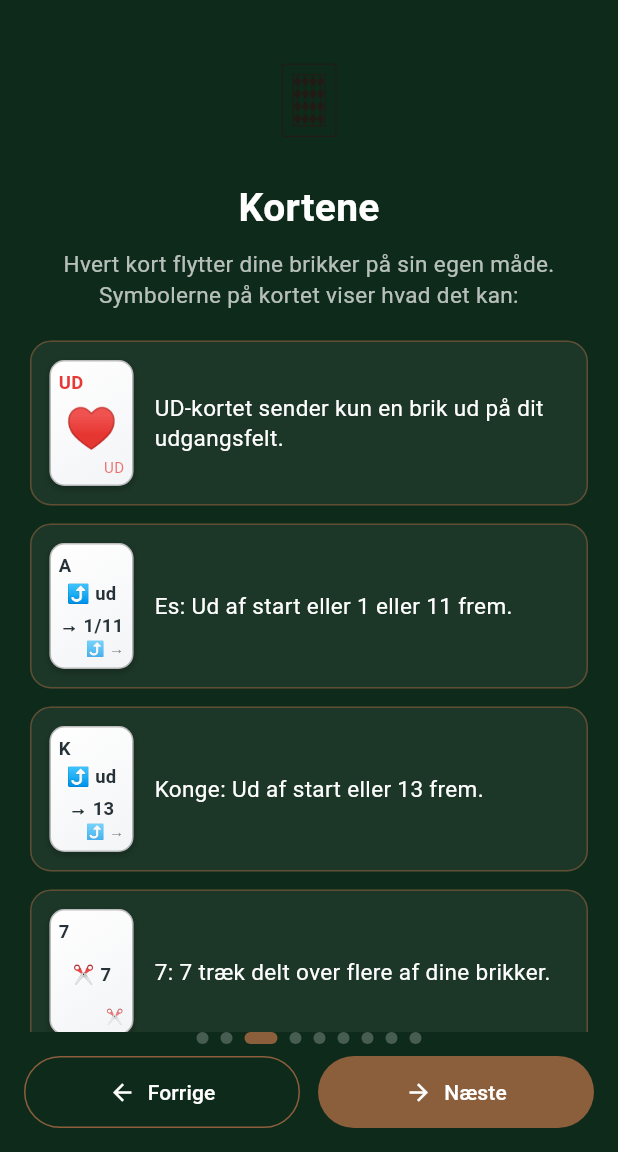
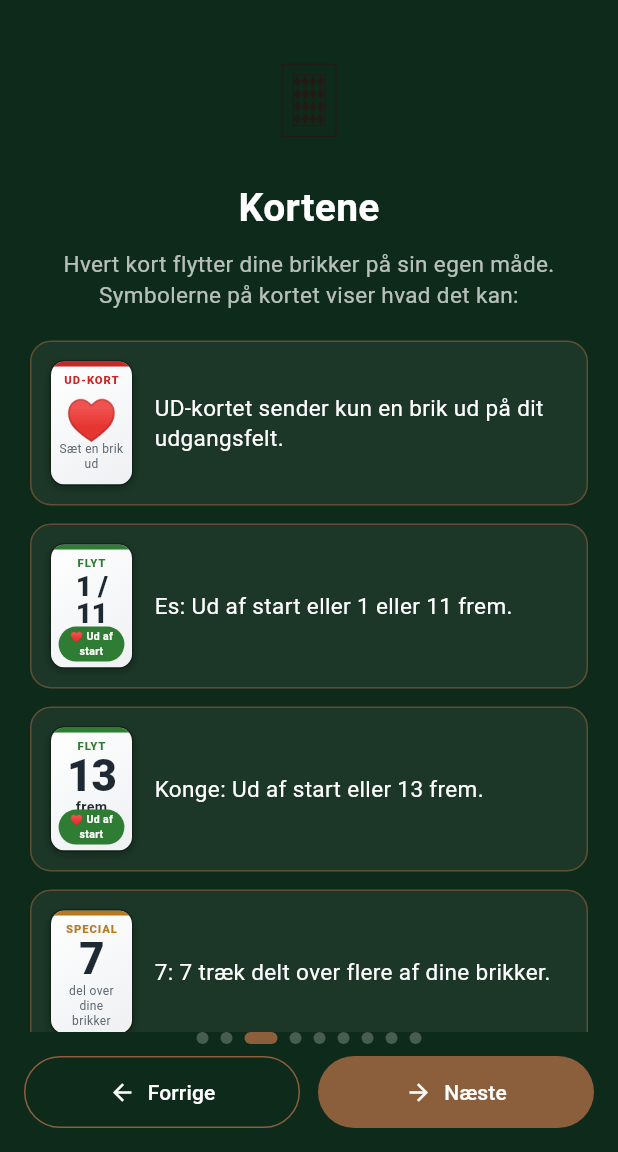
Before and after one commit to cvejleaa/Partners, a Flutter app: the TutorialScreen screen opened directly, swiped to page 3, on a phone screen of 412 x 824 dp, the part 84-1236 px from its top. Run offline on Flutter 3.47's test engine with Material 3 defaults, Android fonts, the phone set to English and light mode, and no system bars; our stand-ins replace cloud_firestore, firebase_auth, firebase_core, firebase_messaging, flutter_riverpod, shared_preferences; accounts and stored records are empty.

Commit message:
Nye kort (Forslag A): ingen pile/kulør, funktion i klar tekst, hjerte for ud
Kort-fladen er redesignet efter godkendt mockup:
- Ingen pile, ingen kulør, ingen A/K/Q/J — kun hvad kortet gør i spillet.
- Farvet type-bånd i toppen: grå=flyt, grøn=ud af start, gylden=special
  (7/byt), rød=UD-kort. Eyebrow-label + stort felt-tal + ord ("frem").
- "Ud af start" markeres med et HJERTE: UD-kortet har et stort rødt ♥, og
  Es/Konge har en grøn chip "♥ Ud af start".
- 4'eren: "frem eller tilbage". 7'eren: "del over dine brikker".
- Alt udledes fra den aktuelle CardRules-konfiguration (admin-ændringer
  slår igennem), ikke hardkodet.
- Meget små kort (sidst-spillet-thumbnail ~32px) får en kompakt udgave
  (bånd + tal/ikon) så intet overflyder.

Fjerner describeCard/CardCapability (kun brugt internt); CardView-API'et
er uændret, så alle kaldere virker videre.

Co-Authored-By: Claude Fable 5 <noreply@anthropic.com>
Claude-Session: https://claude.ai/code/session_01KuaYLp57SdPv8zZEYmmZFF

```diff
--- a/lib/ui/widgets/card_view.dart
+++ b/lib/ui/widgets/card_view.dart
@@ -3,35 +3,109 @@ import 'package:flutter/material.dart';
 import '../../game/card_rules.dart';
 import '../../models/playing_card.dart';
 
-/// En linje på kortet der viser én funktion (fx "→ 7").
-class CardCapability {
-  const CardCapability(this.glyph, this.text);
-  final String glyph;
-  final String text;
+/// Kort-typernes accentfarver (bånd i toppen).
+const Color _cMove = Color(0xFF334155); // flyt
+const Color _cStart = Color(0xFF2F7D34); // ud af start
+const Color _cSpecial = Color(0xFFB7791F); // 7 / byt
+const Color _cExit = Color(0xFFC62828); // UD-kort
+
+/// Hvad et kort viser — udledt fra de aktuelle regler (ikke hardkodet, så
+/// admin-ændringer slår igennem). Ingen pile, ingen kulør, ingen A/K/Q/J: kun
+/// hvad kortet gør i spillet. "Ud af start" markeres med et hjerte.
+class CardFace {
+  const CardFace({
+    required this.eyebrow,
+    required this.accent,
+    this.bigNumber,
+    this.icon,
+    this.unit,
+    this.sub,
+    this.startChip = false,
+    this.extraChip,
+  });
+
+  final String eyebrow;
+  final Color accent;
+  final String? bigNumber; // fx "4", "1 / 11", "13", "7"
+  final String? icon; // emoji når der ikke er et tal (UD, byt)
+  final String? unit; // fx "frem"
+  final String? sub; // fx "frem eller tilbage"
+  final bool startChip; // vis "♥ Ud af start"
+  final String? extraChip; // fx "Byt to brikker"
 }
 
-/// Udled hvad et kort kan, ud fra de aktuelle regler.
-List<CardCapability> describeCard(PlayingCard card, CardRules rules) {
+CardFace describeCardFace(PlayingCard card, CardRules rules) {
   if (card.isExit) {
-    return const <CardCapability>[CardCapability('♥', 'Ud')];
+    return const CardFace(
+      eyebrow: 'Ud-kort',
+      accent: _cExit,
+      icon: '♥',
+      sub: 'Sæt en brik ud',
+    );
   }
   final CardRuleConfig c = rules.forRank(card.rank!);
-  final out = <CardCapability>[];
-  if (c.exitStart) out.add(const CardCapability('⤴', 'ud'));
-  if (c.forwardSteps.isNotEmpty) {
-    out.add(CardCapability('→', c.forwardSteps.join('/')));
+  final bool hasForward = c.forwardSteps.isNotEmpty;
+  final String forwardText = c.forwardSteps.join(' / ');
+
+  // 7'er / split.
+  if (c.splitTotal != null) {
+    return CardFace(
+      eyebrow: 'Special',
+      accent: _cSpecial,
+      bigNumber: '${c.splitTotal}',
+      sub: 'del over dine brikker',
+      startChip: c.exitStart,
+      extraChip: c.swap ? 'Byt to brikker' : null,
+    );
   }
+
+  // Ud af start (Es/Konge): grøn accent + hjerte-chip.
+  if (c.exitStart) {
+    return CardFace(
+      eyebrow: 'Flyt',
+      accent: _cStart,
+      bigNumber: hasForward ? forwardText : null,
+      icon: hasForward ? null : '♥',
+      unit: hasForward ? 'frem' : null,
+      sub: hasForward ? null : 'ud af start',
+      startChip: true,
+      extraChip: c.swap ? 'Byt to brikker' : null,
+    );
+  }
+
+  // 4'er (frem eller tilbage).
   if (c.backwardSteps != null) {
-    // Eksplicit minus-tegn: "-4" i stedet for kun en pil — flere spillere
-    // overså at pilen betød baglæns.
-    out.add(CardCapability('←', '-${c.backwardSteps}'));
+    return CardFace(
+      eyebrow: 'Flyt',
+      accent: _cMove,
+      bigNumber: hasForward ? forwardText : '${c.backwardSteps}',
+      sub: 'frem eller tilbage',
+      extraChip: c.swap ? 'Byt to brikker' : null,
+    );
   }
-  if (c.splitTotal != null) {
-    out.add(CardCapability('✂', '${c.splitTotal}'));
+
+  // Almindelig fremad.
+  if (hasForward) {
+    return CardFace(
+      eyebrow: 'Flyt',
+      accent: _cMove,
+      bigNumber: forwardText,
+      unit: 'frem',
+      extraChip: c.swap ? 'Byt to brikker' : null,
+    );
   }
-  if (c.swap) out.add(const CardCapability('⇄', 'byt'));
-  if (out.isEmpty) out.add(const CardCapability('–', ''));
-  return out;
+
+  // Ren byt (fx en Knægt sat til byt).
+  if (c.swap) {
+    return const CardFace(
+      eyebrow: 'Special',
+      accent: _cSpecial,
+      icon: '🔁',
+      sub: 'byt to brikker',
+    );
+  }
+
+  return const CardFace(eyebrow: '—', accent: _cMove, sub: 'ingen effekt');
 }
 
 class CardView extends StatelessWidget {
@@ -55,10 +129,6 @@ class CardView extends StatelessWidget {
   @override
   Widget build(BuildContext context) {
     final double height = width * 1.5;
-    final bool exit = card.isExit;
-    final Color accent =
-        exit ? const Color(0xFFE53935) : (card.isRed ? const Color(0xFFD32F2F) : const Color(0xFF263238));
-
     return GestureDetector(
       onTap: onTap,
       child: AnimatedContainer(
@@ -67,17 +137,6 @@ class CardView extends StatelessWidget {
         height: height,
         margin: EdgeInsets.only(bottom: selected ? 14 : 0),
         decoration: BoxDecoration(
-          gradient: faceUp
-              ? const LinearGradient(
-                  begin: Alignment.topLeft,
-                  end: Alignment.bottomRight,
-                  colors: <Color>[Colors.white, Color(0xFFF3F4F6)],
-                )
-              : const LinearGradient(
-                  begin: Alignment.topLeft,
-                  end: Alignment.bottomRight,
-                  colors: <Color>[Color(0xFF1B5E8A), Color(0xFF0D3B5C)],
-                ),
           borderRadius: BorderRadius.circular(10),
           border: Border.all(
             color: selected ? Colors.amber.shade700 : Colors.black26,
@@ -91,62 +150,180 @@ class CardView extends StatelessWidget {
             ),
           ],
         ),
-        child: faceUp ? _buildFace(accent, exit) : null,
+        child: ClipRRect(
+          borderRadius: BorderRadius.circular(9),
+          child: faceUp ? _buildFace() : _buildBack(),
+        ),
       ),
     );
   }
 
-  Widget _buildFace(Color accent, bool exit) {
-    final caps = describeCard(card, rules);
-    return Padding(
-      padding: const EdgeInsets.all(5),
+  Widget _buildBack() {
+    return Container(
+      decoration: const BoxDecoration(
+        gradient: LinearGradient(
+          begin: Alignment.topLeft,
+          end: Alignment.bottomRight,
+          colors: <Color>[Color(0xFF1B5E8A), Color(0xFF0D3B5C)],
+        ),
+      ),
+    );
+  }
+
+  Widget _buildFace() {
+    final CardFace f = describeCardFace(card, rules);
+    final double band = (width * 0.06).clamp(3.0, 7.0);
+    // Meget små kort (fx "sidst spillede"-thumbnail i spiller-panelet, ~32 px)
+    // har ikke plads til eyebrow/chips — vis en kompakt udgave: bånd +
+    // det store tal eller ikon i typens farve.
+    if (width < 46) {
+      final String glyph = f.bigNumber ?? f.icon ?? '·';
+      return Container(
+        decoration: const BoxDecoration(
+          gradient: LinearGradient(
+            begin: Alignment.topLeft,
+            end: Alignment.bottomRight,
+            colors: <Color>[Colors.white, Color(0xFFEEF0F2)],
+          ),
+        ),
+        child: Column(
+          crossAxisAlignment: CrossAxisAlignment.stretch,
+          children: <Widget>[
+            Container(height: band, color: f.accent),
+            Expanded(
+              child: Center(
+                child: Text(
+                  glyph,
+                  textAlign: TextAlign.center,
+                  style: TextStyle(
+                    fontSize:
+                        glyph.contains('/') ? width * 0.34 : width * 0.52,
+                    fontWeight: FontWeight.w800,
+                    height: 0.95,
+                    color: f.icon != null && f.bigNumber == null
+                        ? f.accent
+                        : const Color(0xFF1F2933),
+                  ),
+                ),
+              ),
+            ),
+          ],
+        ),
+      );
+    }
+    return Container(
+      decoration: const BoxDecoration(
+        gradient: LinearGradient(
+          begin: Alignment.topLeft,
+          end: Alignment.bottomRight,
+          colors: <Color>[Colors.white, Color(0xFFEEF0F2)],
+        ),
+      ),
       child: Column(
         crossAxisAlignment: CrossAxisAlignment.stretch,
         children: <Widget>[
-          Text(
-            card.rankLabel,
-            style: TextStyle(
-              fontSize: width * 0.22,
-              fontWeight: FontWeight.bold,
-              color: accent,
-            ),
-          ),
+          // Farvet type-bånd i toppen.
+          Container(height: band, color: f.accent),
           Expanded(
-            child: Center(
+            child: Padding(
+              padding: EdgeInsets.symmetric(
+                  horizontal: width * 0.09, vertical: width * 0.07),
               child: Column(
-                mainAxisSize: MainAxisSize.min,
+                crossAxisAlignment: CrossAxisAlignment.center,
                 children: <Widget>[
-                  if (exit)
-                    Text('♥',
-                        style: TextStyle(
-                            fontSize: width * 0.5, color: accent))
-                  else
-                    for (final CardCapability cap in caps)
-                      Padding(
-                        padding: const EdgeInsets.symmetric(vertical: 1),
-                        child: Text(
-                          '${cap.glyph} ${cap.text}'.trim(),
-                          style: TextStyle(
-                            fontSize: width * 0.22,
-                            color: accent,
-                            fontWeight: FontWeight.w600,
-                          ),
-                        ),
-                      ),
+                  Text(
+                    f.eyebrow.toUpperCase(),
+                    style: TextStyle(
+                      fontSize: (width * 0.135).clamp(7.0, 13.0),
+                      fontWeight: FontWeight.w800,
+                      letterSpacing: 0.6,
+                      color: f.accent,
+                    ),
+                  ),
+                  Expanded(child: _center(f)),
+                  if (f.startChip) _chip('♥ Ud af start', _cStart),
+                  if (f.extraChip != null) ...<Widget>[
+                    if (f.startChip) SizedBox(height: width * 0.04),
+                    _chip(f.extraChip!, _cSpecial),
+                  ],
                 ],
               ),
-            ),
-          ),
-          Text(
-            exit ? 'UD' : caps.map((c) => c.glyph).join(' '),
-            textAlign: TextAlign.right,
-            style: TextStyle(
-              fontSize: width * 0.18,
-              color: accent.withValues(alpha: 0.7),
             ),
           ),
         ],
       ),
     );
   }
+
+  Widget _center(CardFace f) {
+    final bool dual = f.bigNumber != null && f.bigNumber!.contains('/');
+    return Center(
+      child: Column(
+        mainAxisSize: MainAxisSize.min,
+        mainAxisAlignment: MainAxisAlignment.center,
+        children: <Widget>[
+          if (f.icon != null)
+            Text(f.icon!,
+                style: TextStyle(
+                    fontSize: width * 0.5,
+                    color: f.accent,
+                    height: 1.0)),
+          if (f.bigNumber != null)
+            Text(
+              f.bigNumber!,
+              textAlign: TextAlign.center,
+              style: TextStyle(
+                fontSize: dual ? width * 0.34 : width * 0.52,
+                fontWeight: FontWeight.w800,
+                height: 0.95,
+                letterSpacing: -0.5,
+                color: const Color(0xFF1F2933),
+              ),
+            ),
+          if (f.unit != null)
+            Text(
+              f.unit!,
+              style: TextStyle(
+                fontSize: (width * 0.17).clamp(9.0, 18.0),
+                fontWeight: FontWeight.w700,
+                color: const Color(0xFF1F2933),
+              ),
+            ),
+          if (f.sub != null)
+            Padding(
+              padding: EdgeInsets.only(top: width * 0.03),
+              child: Text(
+                f.sub!,
+                textAlign: TextAlign.center,
+                style: TextStyle(
+                  fontSize: (width * 0.14).clamp(8.0, 15.0),
+                  height: 1.2,
+                  color: const Color(0xFF5B6670),
+                ),
+              ),
+            ),
+        ],
+      ),
+    );
+  }
+
+  Widget _chip(String text, Color color) {
+    return Container(
+      padding: EdgeInsets.symmetric(
+          horizontal: width * 0.09, vertical: width * 0.03),
+      decoration: BoxDecoration(
+        color: color,
+        borderRadius: BorderRadius.circular(999),
+      ),
+      child: Text(
+        text,
+        textAlign: TextAlign.center,
+        style: TextStyle(
+          fontSize: (width * 0.125).clamp(7.0, 13.0),
+          fontWeight: FontWeight.w700,
+          color: Colors.white,
+        ),
+      ),
+    );
+  }
 }
```
